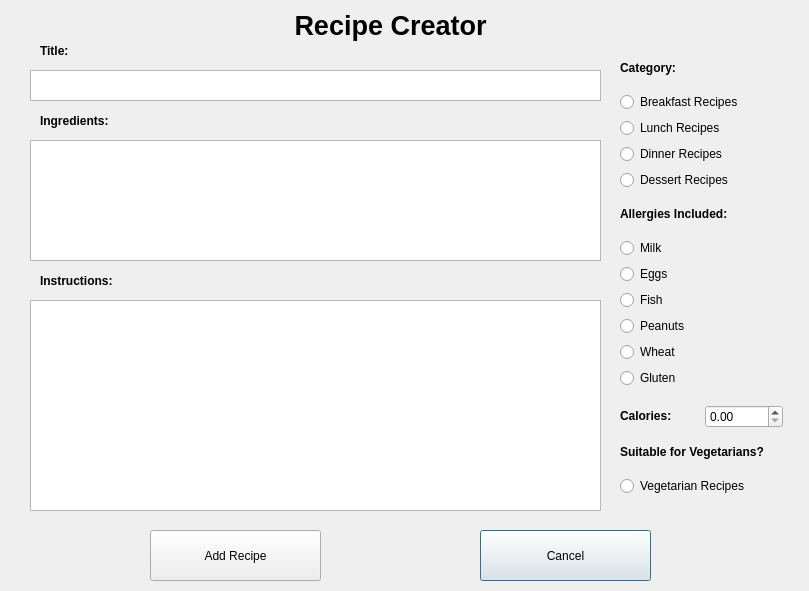
Above: CS4076-QT-Project/addrecipewindow.ui from italotrt/CS4076-Event-Driven-Programming-Project before the change. Below: the same form after it.
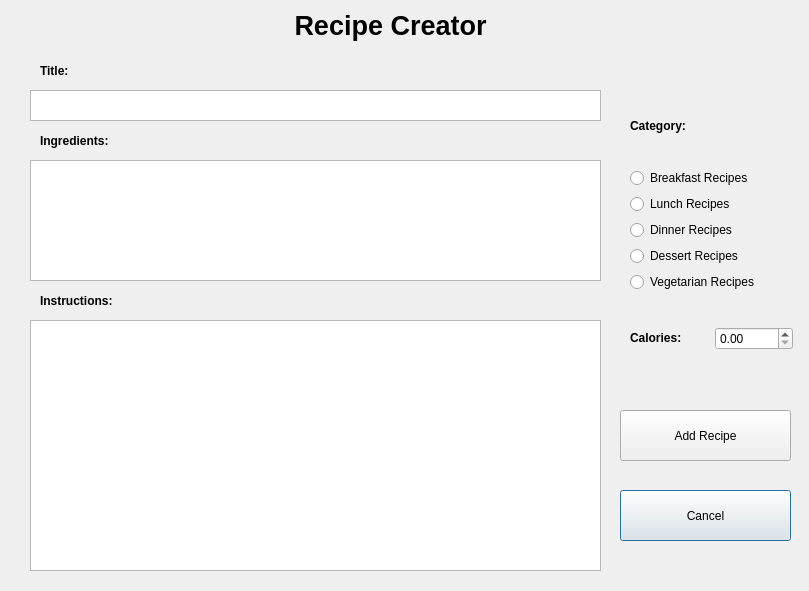
That is the form after the change.

Commit message: Recipe Manager otw

What changed in the file:
```diff
--- a/CS4076-QT-Project/addrecipewindow.ui
+++ b/CS4076-QT-Project/addrecipewindow.ui
@@ -17,7 +17,7 @@
    <property name="geometry">
     <rect>
      <x>30</x>
-     <y>70</y>
+     <y>90</y>
      <width>571</width>
      <height>31</height>
     </rect>
@@ -26,10 +26,10 @@
   <widget class="QWidget" name="verticalLayoutWidget_3">
    <property name="geometry">
     <rect>
-     <x>620</x>
-     <y>50</y>
+     <x>630</x>
+     <y>90</y>
      <width>163</width>
-     <height>461</height>
+     <height>291</height>
     </rect>
    </property>
    <layout class="QVBoxLayout" name="verticalLayout_2">
@@ -81,67 +81,10 @@
         </property>
        </widget>
       </item>
-     </layout>
-    </item>
-    <item>
-     <widget class="QLabel" name="allergiesLabel_2">
-      <property name="sizePolicy">
-       <sizepolicy hsizetype="Preferred" vsizetype="Maximum">
-        <horstretch>0</horstretch>
-        <verstretch>0</verstretch>
-       </sizepolicy>
-      </property>
-      <property name="font">
-       <font>
-        <bold>true</bold>
-       </font>
-      </property>
-      <property name="text">
-       <string>Allergies Included:</string>
-      </property>
-     </widget>
-    </item>
-    <item>
-     <layout class="QVBoxLayout" name="allergyVLayout_2">
       <item>
-       <widget class="QRadioButton" name="milkRB_2">
+       <widget class="QRadioButton" name="vegetarianRB_2">
         <property name="text">
-         <string>Milk</string>
-        </property>
-       </widget>
-      </item>
-      <item>
-       <widget class="QRadioButton" name="eggsRB_2">
-        <property name="text">
-         <string>Eggs</string>
-        </property>
-       </widget>
-      </item>
-      <item>
-       <widget class="QRadioButton" name="fishRB_2">
-        <property name="text">
-         <string>Fish</string>
-        </property>
-       </widget>
-      </item>
-      <item>
-       <widget class="QRadioButton" name="peanutsRB_2">
-        <property name="text">
-         <string>Peanuts</string>
-        </property>
-       </widget>
-      </item>
-      <item>
-       <widget class="QRadioButton" name="wheatRB_2">
-        <property name="text">
-         <string>Wheat</string>
-        </property>
-       </widget>
-      </item>
-      <item>
-       <widget class="QRadioButton" name="glutenRB_2">
-        <property name="text">
-         <string>Gluten</string>
+         <string>Vegetarian Recipes</string>
         </property>
        </widget>
       </item>
@@ -179,38 +122,13 @@
       </item>
      </layout>
     </item>
-    <item>
-     <widget class="QLabel" name="vegLabel_2">
-      <property name="sizePolicy">
-       <sizepolicy hsizetype="Preferred" vsizetype="Maximum">
-        <horstretch>0</horstretch>
-        <verstretch>0</verstretch>
-       </sizepolicy>
-      </property>
-      <property name="font">
-       <font>
-        <bold>true</bold>
-       </font>
-      </property>
-      <property name="text">
-       <string>Suitable for Vegetarians?</string>
-      </property>
-     </widget>
-    </item>
-    <item>
-     <widget class="QRadioButton" name="vegetarianRB_2">
-      <property name="text">
-       <string>Vegetarian Recipes</string>
-      </property>
-     </widget>
-    </item>
    </layout>
   </widget>
   <widget class="QTextEdit" name="ingredientsTextEdit">
    <property name="geometry">
     <rect>
      <x>30</x>
-     <y>140</y>
+     <y>160</y>
      <width>571</width>
      <height>121</height>
     </rect>
@@ -242,7 +160,7 @@
    <property name="geometry">
     <rect>
      <x>40</x>
-     <y>270</y>
+     <y>290</y>
      <width>111</width>
      <height>21</height>
     </rect>
@@ -260,7 +178,7 @@
    <property name="geometry">
     <rect>
      <x>40</x>
-     <y>110</y>
+     <y>130</y>
      <width>111</width>
      <height>21</height>
     </rect>
@@ -278,7 +196,7 @@
    <property name="geometry">
     <rect>
      <x>40</x>
-     <y>40</y>
+     <y>60</y>
      <width>111</width>
      <height>21</height>
     </rect>
@@ -296,17 +214,17 @@
    <property name="geometry">
     <rect>
      <x>30</x>
-     <y>300</y>
+     <y>320</y>
      <width>571</width>
-     <height>211</height>
+     <height>251</height>
     </rect>
    </property>
   </widget>
   <widget class="QPushButton" name="cancelButton">
    <property name="geometry">
     <rect>
-     <x>480</x>
-     <y>530</y>
+     <x>620</x>
+     <y>490</y>
      <width>171</width>
      <height>51</height>
     </rect>
@@ -318,8 +236,8 @@
   <widget class="QPushButton" name="addButton">
    <property name="geometry">
     <rect>
-     <x>150</x>
-     <y>530</y>
+     <x>620</x>
+     <y>410</y>
      <width>171</width>
      <height>51</height>
     </rect>
```
The commit also changes 12 other files.
